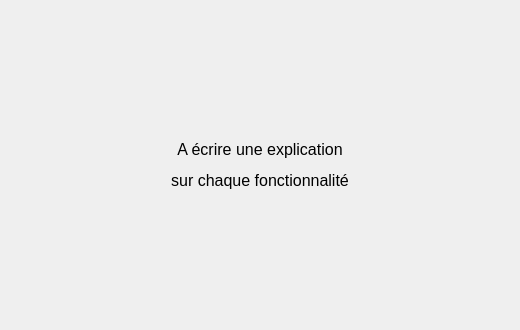
First picture: the form in gui/Accueil.ui, repository WallaceVBB/EpiData, before the edit.
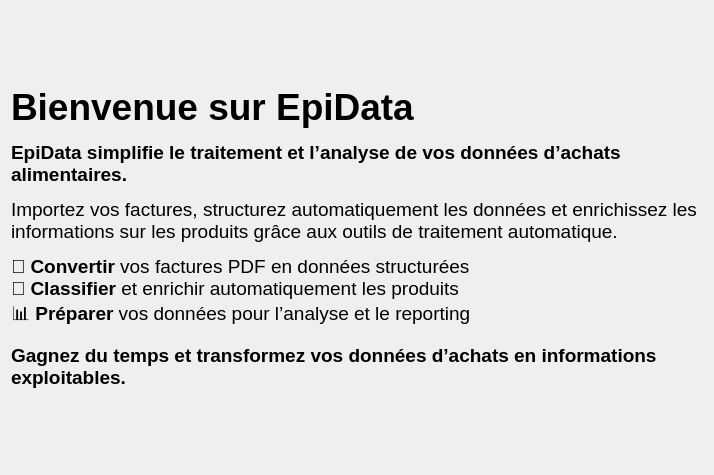
Second picture: the form after the edit.

```diff
--- a/gui/Accueil.ui
+++ b/gui/Accueil.ui
@@ -6,8 +6,8 @@
    <rect>
     <x>0</x>
     <y>0</y>
-    <width>520</width>
-    <height>330</height>
+    <width>714</width>
+    <height>475</height>
    </rect>
   </property>
   <property name="sizePolicy">
@@ -16,6 +16,11 @@
     <verstretch>0</verstretch>
    </sizepolicy>
   </property>
+  <property name="font">
+   <font>
+    <pointsize>12</pointsize>
+   </font>
+  </property>
   <property name="windowTitle">
    <string>Form</string>
   </property>
@@ -28,7 +33,10 @@
       </font>
      </property>
      <property name="text">
-      <string>&lt;html&gt;&lt;head/&gt;&lt;body&gt;&lt;p align=&quot;center&quot;&gt;&lt;span style=&quot; font-size:12pt;&quot;&gt;A écrire une explication&lt;/span&gt;&lt;/p&gt;&lt;p align=&quot;center&quot;&gt;&lt;span style=&quot; font-size:12pt;&quot;&gt;sur chaque fonctionnalité&lt;/span&gt;&lt;/p&gt;&lt;/body&gt;&lt;/html&gt;</string>
+      <string>&lt;html&gt;&lt;head/&gt;&lt;body&gt;&lt;p&gt;&lt;span style=&quot; font-size:28pt; font-weight:700;&quot;&gt;Bienvenue sur EpiData&lt;/span&gt;&lt;/p&gt;&lt;p&gt;&lt;span style=&quot; font-size:14pt; font-weight:700;&quot;&gt;EpiData simplifie le traitement et l’analyse de vos données d’achats alimentaires.&lt;/span&gt;&lt;/p&gt;&lt;p&gt;&lt;span style=&quot; font-size:14pt;&quot;&gt;Importez vos factures, structurez automatiquement les données et enrichissez les informations sur les produits grâce aux outils de traitement automatique.&lt;/span&gt;&lt;/p&gt;&lt;p&gt;&lt;span style=&quot; font-size:14pt;&quot;&gt;📄 &lt;/span&gt;&lt;span style=&quot; font-size:14pt; font-weight:700;&quot;&gt;Convertir&lt;/span&gt;&lt;span style=&quot; font-size:14pt;&quot;&gt; vos factures PDF en données structurées&lt;br/&gt;🔎 &lt;/span&gt;&lt;span style=&quot; font-size:14pt; font-weight:700;&quot;&gt;Classifier&lt;/span&gt;&lt;span style=&quot; font-size:14pt;&quot;&gt; et enrichir automatiquement les produits&lt;br/&gt;📊 &lt;/span&gt;&lt;span style=&quot; font-size:14pt; font-weight:700;&quot;&gt;Préparer&lt;/span&gt;&lt;span style=&quot; font-size:14pt;&quot;&gt; vos données pour l’analyse et le reporting&lt;/span&gt;&lt;/p&gt;&lt;p&gt;&lt;span style=&quot; font-size:14pt; font-weight:700;&quot;&gt;Gagnez du temps et transformez vos données d’achats en informations exploitables.&lt;/span&gt;&lt;/p&gt;&lt;/body&gt;&lt;/html&gt;</string>
+     </property>
+     <property name="wordWrap">
+      <bool>true</bool>
      </property>
     </widget>
    </item>
```
